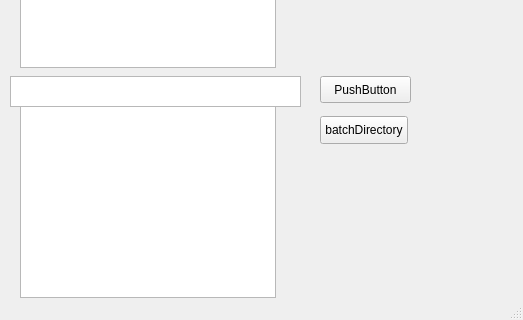
Old version of the form mainwindow.ui in the repository netpipe/QWebPMaker; both pictures show x 0 to 523 and y 151 to 471 of the 523 by 471 pixel window.
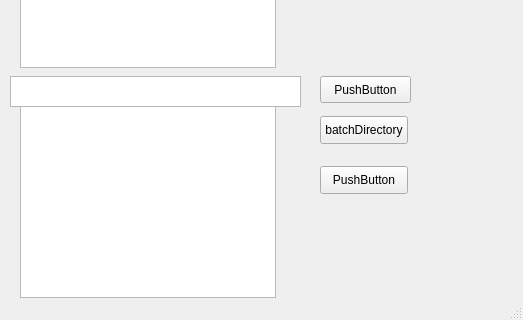
New version of the form.

What changed in the file:
```diff
--- a/mainwindow.ui
+++ b/mainwindow.ui
@@ -70,6 +70,19 @@
      </rect>
     </property>
    </widget>
+   <widget class="QPushButton" name="pushButton_2">
+    <property name="geometry">
+     <rect>
+      <x>320</x>
+      <y>300</y>
+      <width>88</width>
+      <height>28</height>
+     </rect>
+    </property>
+    <property name="text">
+     <string>PushButton</string>
+    </property>
+   </widget>
   </widget>
   <widget class="QMenuBar" name="menuBar">
    <property name="geometry">
```
